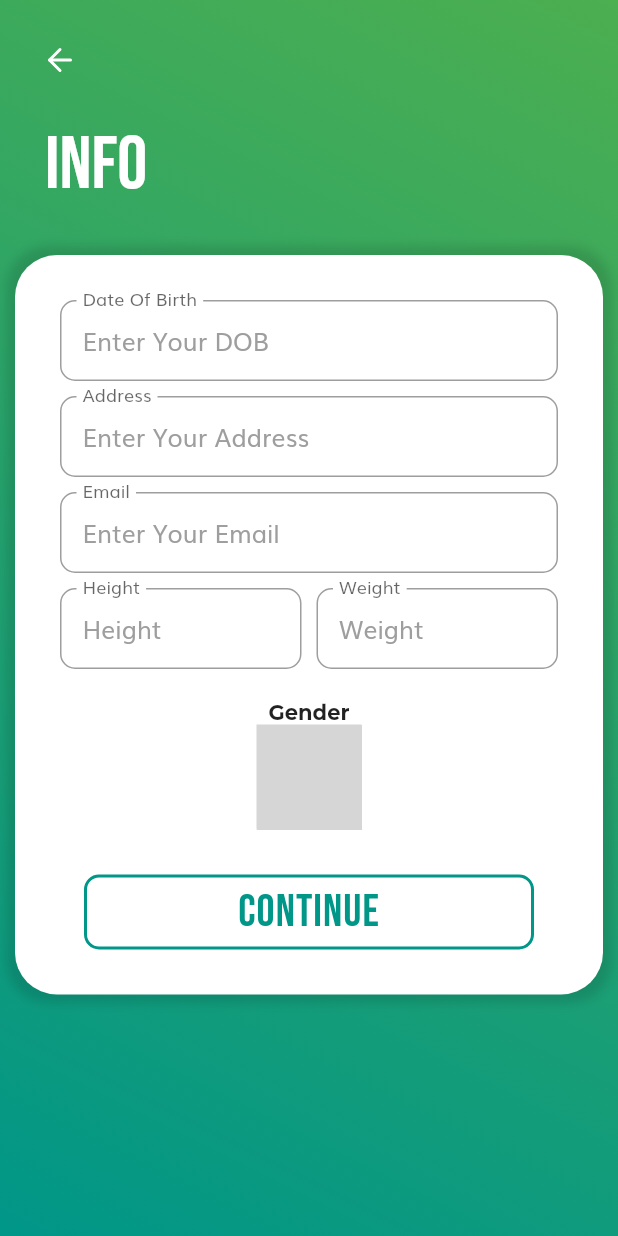
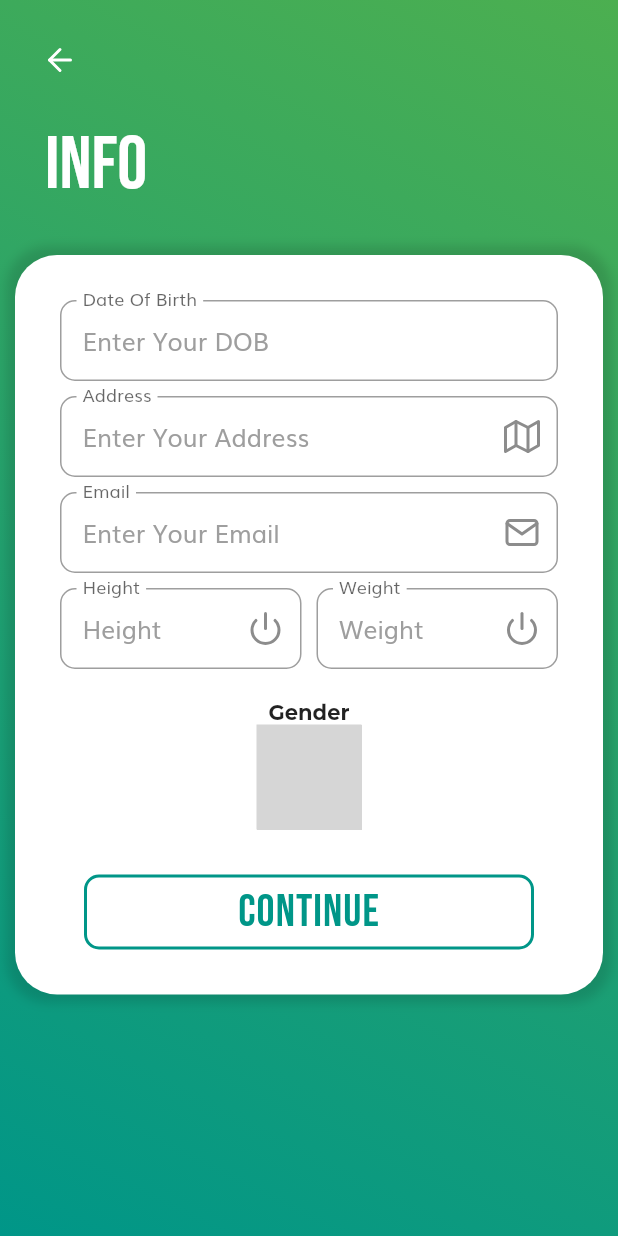
Before and after one commit to saugat-adh/medico, a Flutter app: the InfoForm screen opened by its route, on a phone screen of 412 x 824 dp. Run offline on Flutter 3.47's test engine with Material 2 defaults, Android fonts, the phone set to English and light mode, and no system bars; our stand-ins replace cloud_firestore, firebase_auth, firebase_core, flutter_feather_icons, modal_progress_hud, salomon_bottom_bar; missing offline and left inert: enum_to_string, gender_picker; accounts and stored records are empty; Roboto replaces fonts that are missing (Coda); grey boxes are pictures that could not be loaded.

Commit message:
Changes in Design => Button and form update

```diff
--- a/lib/Forms/info_form.dart
+++ b/lib/Forms/info_form.dart
@@ -181,6 +181,7 @@ class _InfoFormState extends State<InfoForm> {
 
   _buildUserEmail() {
     return TextFieldForm(
+      ico: Icon(FeatherIcons.mail),
       labelTxt: 'Email',
       txt: 'Enter Your Email',
       types: TextInputType.emailAddress,
@@ -189,6 +190,7 @@ class _InfoFormState extends State<InfoForm> {
 
   _buildUserAddress() {
     return TextFieldForm(
+      ico: Icon(FeatherIcons.map),
       labelTxt: 'Address',
       txt: 'Enter Your Address',
       types: TextInputType.streetAddress,
@@ -197,6 +199,7 @@ class _InfoFormState extends State<InfoForm> {
 
   _buildUserHeight() {
     return TextFieldForm(
+      ico: Icon(FeatherIcons.power),
       labelTxt: 'Height',
         txt: 'Height',
         pass: true,
@@ -206,6 +209,7 @@ class _InfoFormState extends State<InfoForm> {
 
   _buildUserWeight() {
     return TextFieldForm(
+      ico: Icon(FeatherIcons.power),
       labelTxt: 'Weight',
       txt: 'Weight',
       pass: true,
--- a/lib/Forms/log_in.dart
+++ b/lib/Forms/log_in.dart
@@ -167,6 +167,7 @@ class _LogInState extends State<LogIn> {
       child: Container(
         width: MediaQuery.of(context).size.width - 50,
         child: TextFieldForm(
+          ico: Icon(FeatherIcons.phone),
           labelTxt: 'Phone Number',
           txt: 'Enter Your Phone Number',
           cntrl: numberController,
@@ -285,6 +286,7 @@ class _LogInState extends State<LogIn> {
       child: Container(
         width: MediaQuery.of(context).size.width - 50,
         child: TextFieldForm(
+          ico: Icon(FeatherIcons.key),
           labelTxt: 'OTP',
           txt: 'Enter Your OTP',
           cntrl: otpController,
--- a/lib/Wizards/buttons.dart
+++ b/lib/Wizards/buttons.dart
@@ -22,7 +22,7 @@ class Buttons extends StatelessWidget {
                 begin: Alignment.centerLeft,
                 end: Alignment.centerRight,
               ),
-              borderRadius: BorderRadius.circular(50.0)),
+              borderRadius: BorderRadius.circular(10.0)),
           child: Container(
             constraints: BoxConstraints(
                 maxWidth: MediaQuery.of(context).size.width - 50,
--- a/lib/Wizards/forms.dart
+++ b/lib/Wizards/forms.dart
@@ -19,13 +19,14 @@ class InForm extends StatelessWidget {
 
 class TextFieldForm extends StatelessWidget {
   TextFieldForm(
-      {@required this.txt, this.types, this.pass, this.cntrl, this.labelTxt});
+      {@required this.txt, this.types, this.pass, this.cntrl, this.labelTxt, this.ico});
 
   final String txt;
   final TextInputType types;
   final bool pass;
   final TextEditingController cntrl;
   final String labelTxt;
+  final Icon ico;
 
   @override
   Widget build(BuildContext context) {
@@ -36,6 +37,7 @@ class TextFieldForm extends StatelessWidget {
       textInputAction: TextInputAction.next,
       onEditingComplete: () => FocusScope.of(context).nextFocus(),
       decoration: InputDecoration(
+        suffixIcon: ico,
         labelText: labelTxt,
         floatingLabelBehavior: FloatingLabelBehavior.always,
         labelStyle: TextStyle(
```
Also changed, not shown: lib/Forms/register.dart (+4 -30 lines).
